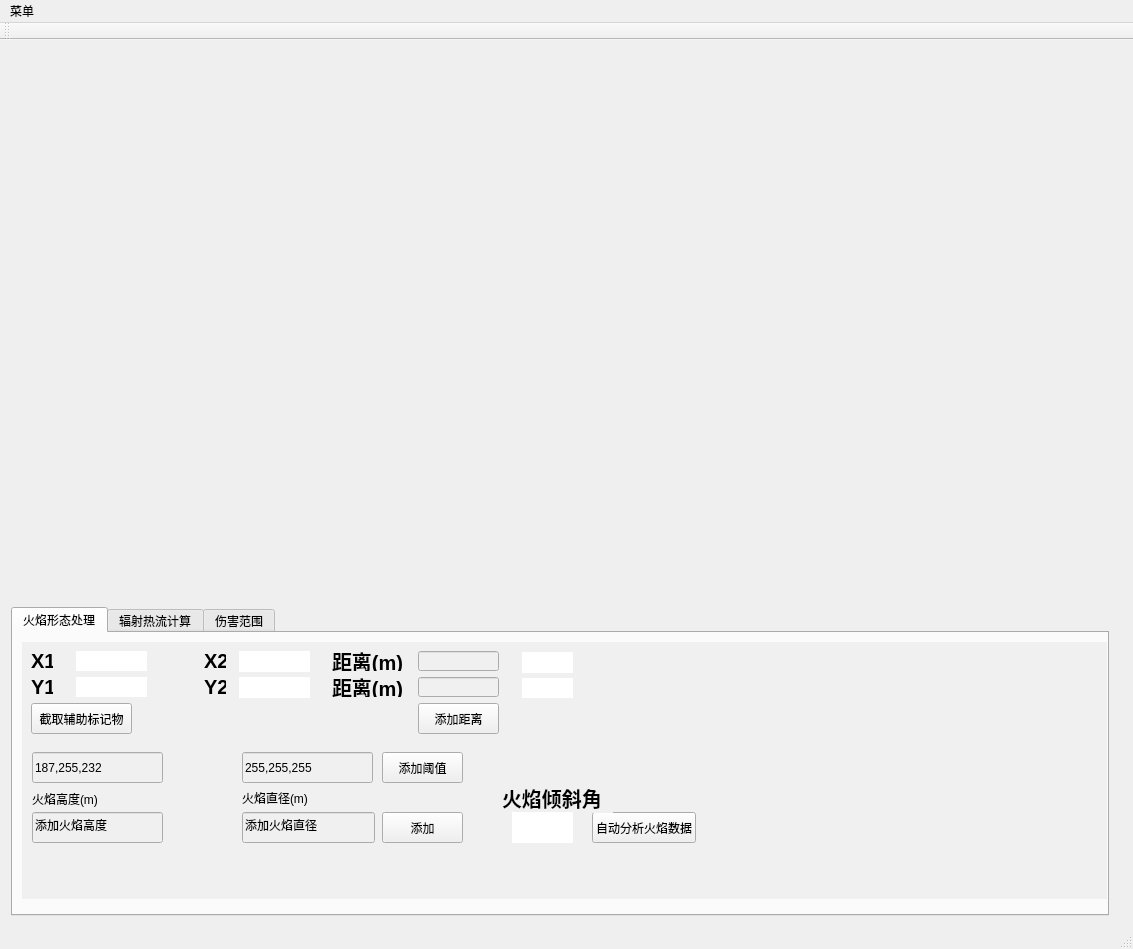
First picture: the form in mainUI.ui, repository yurunyang1998/FIreAnalysis, before the edit.
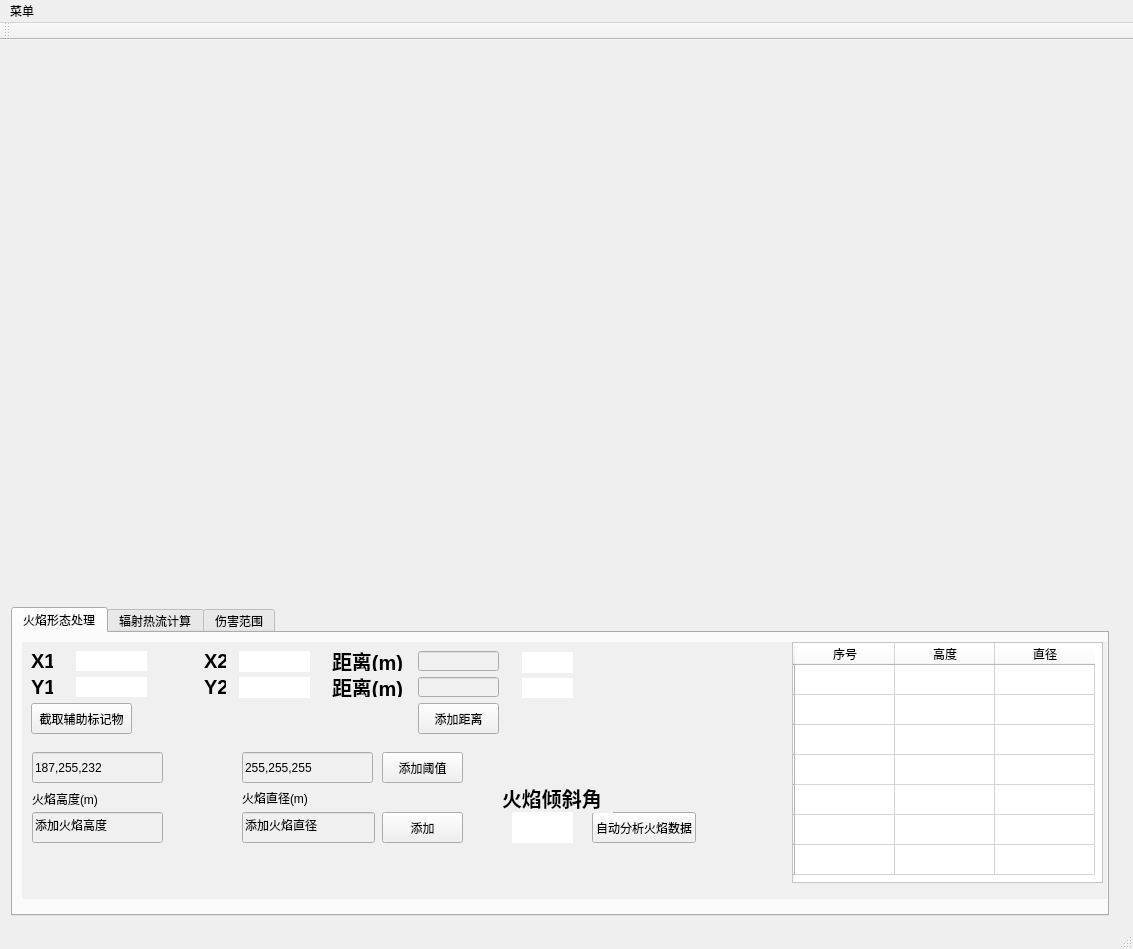
Second picture: the form after the edit. Custom widgets are drawn as their Qt base class.

Diff of the .ui file:
```diff
--- a/mainUI.ui
+++ b/mainUI.ui
@@ -534,6 +534,89 @@
           <string/>
          </property>
         </widget>
+        <widget class="QTableWidget" name="tableWidget">
+         <property name="geometry">
+          <rect>
+           <x>770</x>
+           <y>0</y>
+           <width>311</width>
+           <height>241</height>
+          </rect>
+         </property>
+         <property name="styleSheet">
+          <string notr="true">background-color: rgb(255, 255, 255);</string>
+         </property>
+         <row>
+          <property name="text">
+           <string/>
+          </property>
+         </row>
+         <row>
+          <property name="text">
+           <string/>
+          </property>
+         </row>
+         <row>
+          <property name="text">
+           <string/>
+          </property>
+         </row>
+         <row>
+          <property name="text">
+           <string/>
+          </property>
+         </row>
+         <row>
+          <property name="text">
+           <string/>
+          </property>
+         </row>
+         <row>
+          <property name="text">
+           <string/>
+          </property>
+         </row>
+         <row>
+          <property name="text">
+           <string/>
+          </property>
+         </row>
+         <column>
+          <property name="text">
+           <string>序号</string>
+          </property>
+         </column>
+         <column>
+          <property name="text">
+           <string>高度</string>
+          </property>
+         </column>
+         <column>
+          <property name="text">
+           <string>直径</string>
+          </property>
+         </column>
+         <item row="0" column="0">
+          <property name="text">
+           <string/>
+          </property>
+         </item>
+         <item row="0" column="1">
+          <property name="text">
+           <string/>
+          </property>
+         </item>
+         <item row="0" column="2">
+          <property name="text">
+           <string/>
+          </property>
+         </item>
+         <item row="1" column="0">
+          <property name="text">
+           <string/>
+          </property>
+         </item>
+        </widget>
        </widget>
       </widget>
       <widget class="QWidget" name="tab_4">
```
Left out of the diff: 44 changed lines with no effect on the pictures.
